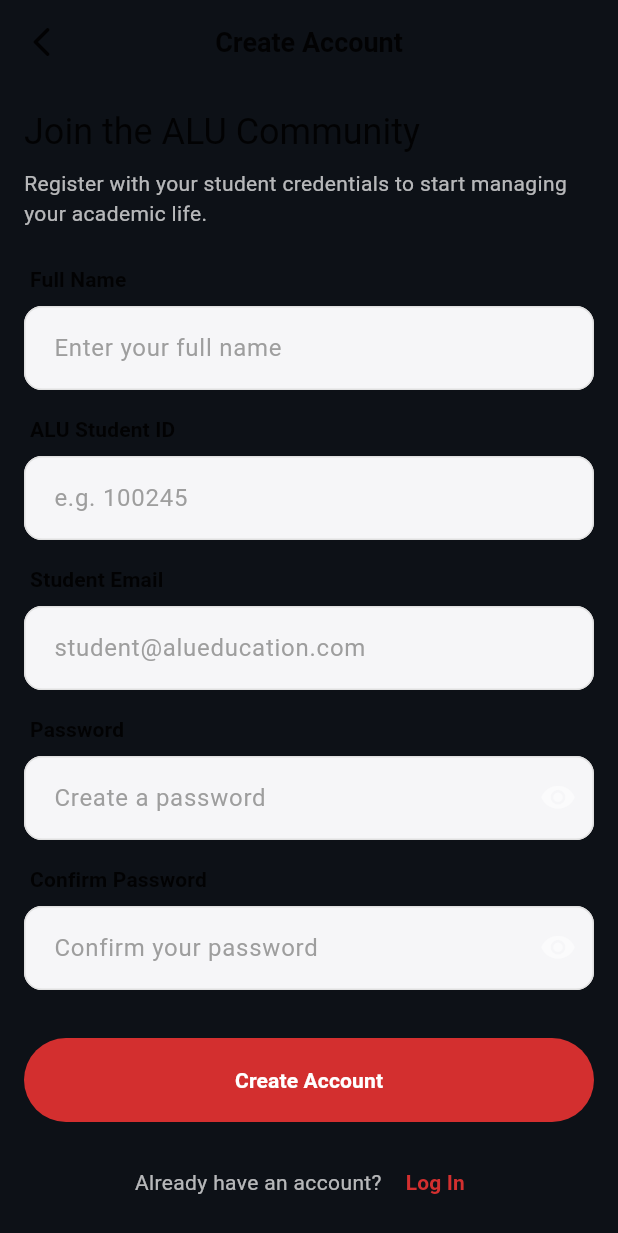
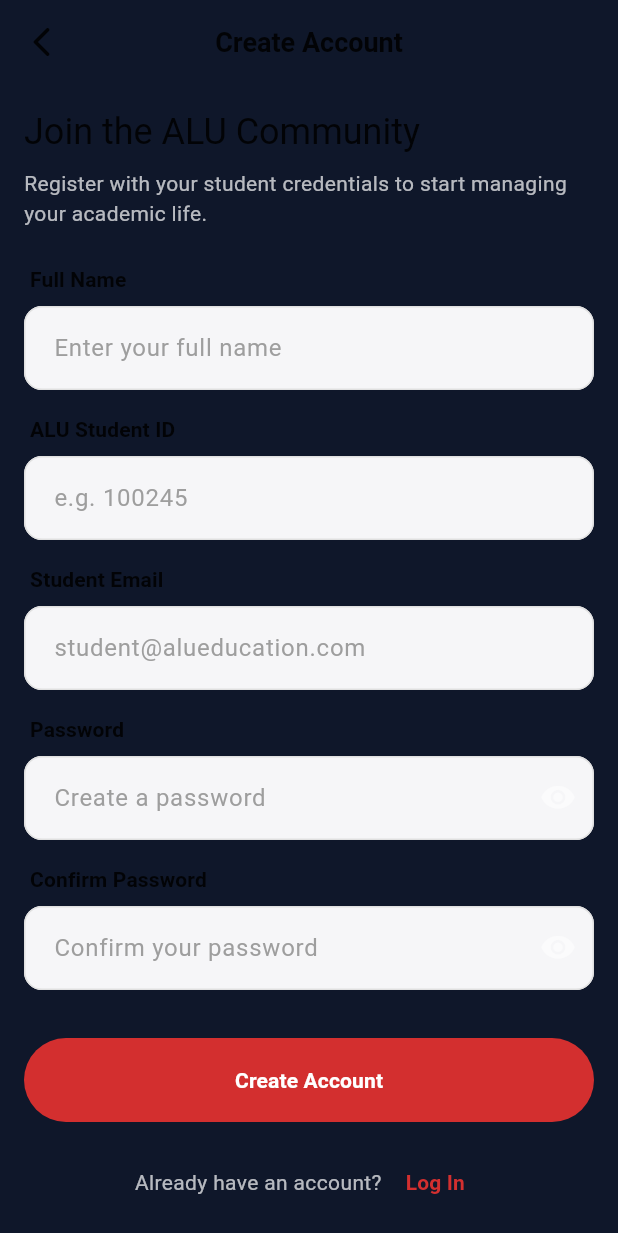
Before and after one commit to hycienti/personal-attendance-management-app, a Flutter app: the CreateAccountPage screen opened by its route, on a phone screen of 412 x 824 dp. Shown: the top 1233 px of the screen. Run offline on Flutter 3.47's test engine with Material 3 defaults, Android fonts, the phone set to English and light mode, and no system bars; our stand-ins replace equatable, go_router, logger, sqflite; accounts and stored records are empty.

Commit message:
styles: align main color to design

```diff
--- a/lib/core/theme/app_colors.dart
+++ b/lib/core/theme/app_colors.dart
@@ -12,7 +12,7 @@
   // Navy / Background
   static const Color aluNavy = Color(0xFF1A2332);
   static const Color backgroundLight = Color(0xFFF6F6F8);
-  static const Color backgroundDark = Color(0xFF0D1117);
+  static const Color backgroundDark = Color(0xff0f172a);
   static const Color surfaceDark = Color(0xFF162033);
   static const Color cardDark = Color(0xFF1E293B);
 
```
